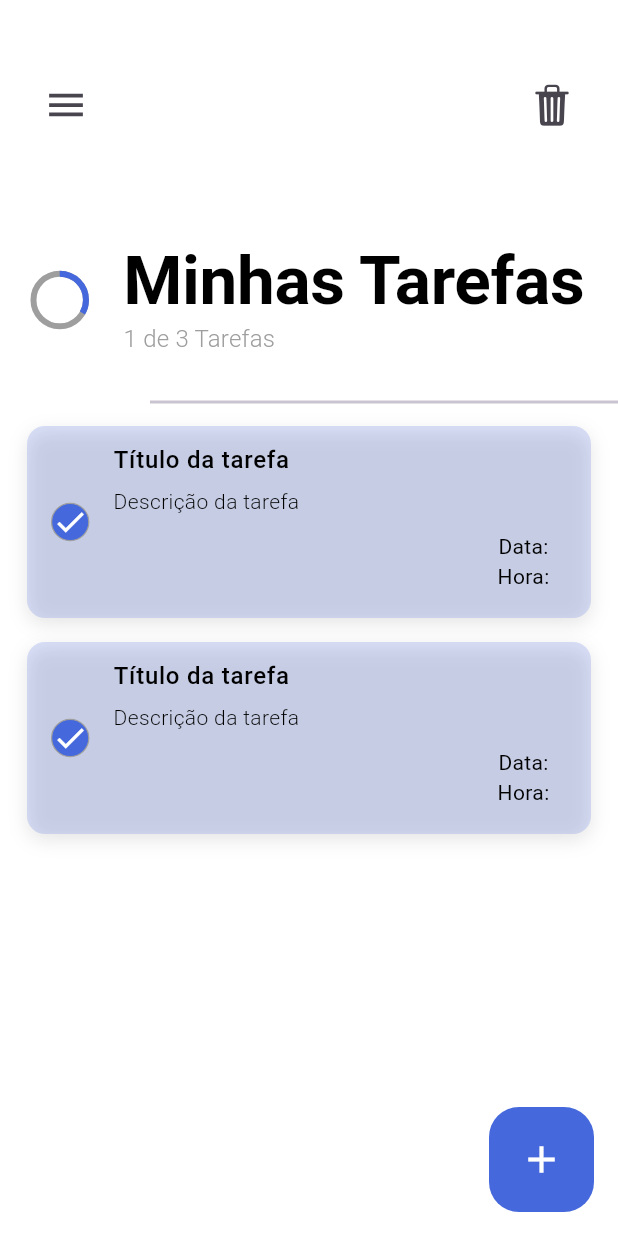
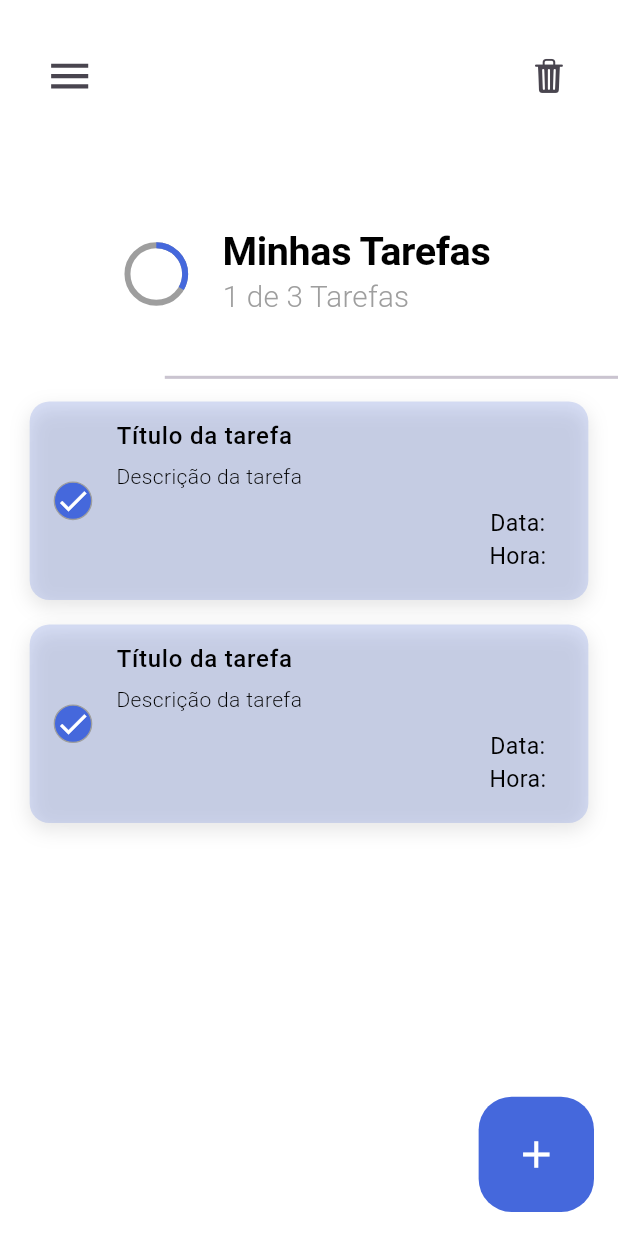
Before and after one commit to Luiz-Eduardo-BL/Todo-Tasks, a Flutter app: the screen it shows after launch, on a phone screen of 412 x 824 dp. Run offline on Flutter 3.47's test engine with Material 3 defaults, Android fonts, the phone set to English and light mode, and no system bars; drawn by our look-alikes of flutter_slider_drawer; our stand-ins replace animate_do, flutter_screenutil, lottie.

Commit message:
chore: Update dependencies and implement Flutter ScreenUtil for responsive UI
- Updated dependencies to the latest versions for improved functionality and security
- Implemented Flutter ScreenUtil library to achieve responsive UI across different screen sizes

```diff
--- a/lib/views/home/components/fab.dart
+++ b/lib/views/home/components/fab.dart
@@ -2,6 +2,7 @@ import 'dart:developer';
 
 import 'package:flutter/cupertino.dart';
 import 'package:flutter/material.dart';
+import 'package:flutter_screenutil/flutter_screenutil.dart';
 import 'package:todotasks/views/tasks/task_view.dart';
 import '../../../utils/app_colors.dart';
 
@@ -18,16 +19,16 @@ class Fab extends StatelessWidget {
             context, CupertinoPageRoute(builder: (_) => const TaskView()));
       },
       child: Container(
-        width: 70,
-        height: 70,
+        width: ScreenUtil().setWidth(70),
+        height: ScreenUtil().setWidth(70),
         decoration: BoxDecoration(
           color: AppColors.primaryColor,
-          borderRadius: BorderRadius.circular(20),
+          borderRadius: BorderRadius.circular(ScreenUtil().setWidth(20)),
         ),
         child: const Icon(
           Icons.add,
           color: Colors.white,
-          size: 30,
+          size: 30, // Fixed: Use a constant value instead of ScreenUtil().setSp(30)
         ),
       ),
     );
--- a/lib/views/home/components/home_app_bar.dart
+++ b/lib/views/home/components/home_app_bar.dart
@@ -1,5 +1,6 @@
 import 'package:flutter/cupertino.dart';
 import 'package:flutter/material.dart';
+import 'package:flutter_screenutil/flutter_screenutil.dart';
 import 'package:flutter_slider_drawer/flutter_slider_drawer.dart';
 
 class HomeAppBar extends StatefulWidget {
@@ -11,7 +12,8 @@ class HomeAppBar extends StatefulWidget {
   State<HomeAppBar> createState() => _HomeAppBarState();
 }
 
-class _HomeAppBarState extends State<HomeAppBar> with SingleTickerProviderStateMixin{
+class _HomeAppBarState extends State<HomeAppBar>
+    with SingleTickerProviderStateMixin {
   late AnimationController animatecontroller;
   bool isDrawerOpen = false;
 
@@ -33,10 +35,10 @@ class _HomeAppBarState extends State<HomeAppBar> with SingleTickerProviderStateM
   void onDrawerToggle() {
     setState(() {
       isDrawerOpen = !isDrawerOpen;
-      if(isDrawerOpen){
+      if (isDrawerOpen) {
         animatecontroller.forward();
         widget.drawerKey.currentState!.openSlider();
-      }else{
+      } else {
         animatecontroller.reverse();
         widget.drawerKey.currentState!.closeSlider();
       }
@@ -47,32 +49,37 @@ class _HomeAppBarState extends State<HomeAppBar> with SingleTickerProviderStateM
   Widget build(BuildContext context) {
     return SizedBox(
       width: double.infinity,
-      height: 100,
+      height: ScreenUtil().setHeight(80), // Use ScreenUtil to set the height
       child: Padding(
-        padding: const EdgeInsets.only(top: 40),
+        padding: EdgeInsets.only(
+            top: ScreenUtil()
+                .setHeight(20)), // Use ScreenUtil to set the padding
         child: Row(
           mainAxisAlignment: MainAxisAlignment.spaceBetween,
           children: [
             Padding(
-              padding: const EdgeInsets.only(left: 20),
+              padding: EdgeInsets.only(
+                  left: ScreenUtil()
+                      .setWidth(20)), // Use ScreenUtil to set the padding
               child: IconButton(
                 onPressed: onDrawerToggle,
                 icon: AnimatedIcon(
                   icon: AnimatedIcons.menu_close,
                   progress: animatecontroller,
-                  size: 30,
+                  size: ScreenUtil()
+                      .setWidth(30), // Use ScreenUtil to set the icon size
                 ),
               ),
             ),
             Padding(
-              padding: const EdgeInsets.only(right: 20),
+              padding: EdgeInsets.only(
+                  right: ScreenUtil()
+                      .setWidth(20)), // Use ScreenUtil to set the padding
               child: IconButton(
-                onPressed: () {
-
-                },
+                onPressed: () {},
                 icon: const Icon(
                   CupertinoIcons.trash_fill,
-                  size: 30,
+                  size: 25,
                 ),
               ),
             ),
--- a/lib/views/home/home_view.dart
+++ b/lib/views/home/home_view.dart
@@ -1,4 +1,5 @@
 import 'package:flutter/material.dart';
+import 'package:flutter_screenutil/flutter_screenutil.dart';
 import 'package:lottie/lottie.dart';
 import 'package:animate_do/animate_do.dart';
 import 'package:flutter_slider_drawer/flutter_slider_drawer.dart';
@@ -58,16 +59,16 @@ class _HomeViewState extends State<HomeView> {
 
         children: [
           Container(
-            margin: const EdgeInsets.only(top: 50),
+            margin: EdgeInsets.only(top: ScreenUtil().setHeight(50)),
             width: double.infinity,
-            height: 100,
+            height: ScreenUtil().setHeight(100),
             child: Row(
               mainAxisAlignment: MainAxisAlignment.center,
               children: [
-                const SizedBox(
-                  width: 35,
-                  height: 35,
-                  child: CircularProgressIndicator(
+                SizedBox(
+                  width: ScreenUtil().setWidth(35),
+                  height: ScreenUtil().setWidth(35),
+                  child: const CircularProgressIndicator(
                     value: 1 / 3,
                     backgroundColor: Colors.grey,
                     valueColor: AlwaysStoppedAnimation(
@@ -84,12 +85,12 @@ class _HomeViewState extends State<HomeView> {
                   children: [
                     Text(
                       AppStr.mainTitle,
-                      style: textTheme.displayLarge,
+                      style: textTheme.displayLarge?.copyWith(fontSize: ScreenUtil().setSp(24)),
                     ),
-                    3.h,
+                    3.w,
                     Text(
                       "1 de 3 Tarefas",
-                      style: textTheme.titleMedium,
+                      style: textTheme.titleMedium?.copyWith(fontSize: ScreenUtil().setSp(18)),
                     ),
                   ]
                 ),
@@ -97,11 +98,11 @@ class _HomeViewState extends State<HomeView> {
             )
           ),
 
-          const Padding(
-            padding: EdgeInsets.only(top: 10),
+          Padding(
+            padding: EdgeInsets.only(top: ScreenUtil().setHeight(10)),
             child: Divider(
-              thickness: 2,
-              indent: 100,
+              thickness: ScreenUtil().setHeight(2),
+              indent: ScreenUtil().setWidth(100),
             ),
           ),
 
@@ -120,14 +121,15 @@ class _HomeViewState extends State<HomeView> {
                 background: Row(
                   mainAxisAlignment: MainAxisAlignment.center,
                   children: [
-                    const Icon(
+                    Icon(
                       Icons.delete_outline,
                       color: Colors.red,
+                      size: ScreenUtil().setWidth(24),
                     ),
                     5.w,
-                    const Text(
+                    Text(
                       AppStr.deletedTask,
-                      style: TextStyle(color: Colors.red)
+                      style: TextStyle(color: Colors.red, fontSize: ScreenUtil().setSp(16))
                     ),
                   ],
                 ),
@@ -141,18 +143,19 @@ class _HomeViewState extends State<HomeView> {
               children: [
                 FadeIn(
                   child: SizedBox(
-                    width: 250,
-                    height: 250,
+                    width: ScreenUtil().setWidth(250),
+                    height: ScreenUtil().setWidth(250),
                     child: Lottie.asset(
                       lottieURL,
-                      animate: teste.isNotEmpty ? false : true,
+                      animate: teste.isNotEmpty? false : true,
                     ),
                   ),
                 ),
                 FadeInUp(
-                  from: 30,
-                  child: const Text(
+                  from: ScreenUtil().setHeight(30),
+                  child: Text(
                     AppStr.doneAllTask,
+                    style: TextStyle(fontSize: ScreenUtil().setSp(20)),
                   ),
                 ),
               ],
--- a/lib/views/home/widget/task_widget.dart
+++ b/lib/views/home/widget/task_widget.dart
@@ -1,6 +1,7 @@
 import 'dart:developer';
 
 import 'package:flutter/material.dart';
+import 'package:flutter_screenutil/flutter_screenutil.dart';
 
 import '../../../utils/app_colors.dart';
 
@@ -17,15 +18,15 @@ class TaskWidget extends StatelessWidget {
         log("Tarefa View");
       },
       child: AnimatedContainer(
-        margin: const EdgeInsets.symmetric(horizontal: 18, vertical: 8),
+        margin: EdgeInsets.symmetric(horizontal: ScreenUtil().setWidth(18), vertical: ScreenUtil().setHeight(8)),
         decoration: BoxDecoration(
           color: AppColors.primaryColor.withOpacity(0.2),
-          borderRadius: BorderRadius.circular(12),
+          borderRadius: BorderRadius.circular(ScreenUtil().setWidth(12)),
           boxShadow: [
             BoxShadow(
               color: Colors.black.withOpacity(.1),
-              blurRadius: 10,
-              offset: const Offset(0, 4),
+              blurRadius: ScreenUtil().setWidth(10),
+              offset: Offset(0, ScreenUtil().setWidth(4)),
             ),
           ],
         ),
@@ -44,7 +45,7 @@ class TaskWidget extends StatelessWidget {
                 border:
                 Border.all(
                   color: Colors.grey,
-                  width: .8,
+                  width: ScreenUtil().setWidth(.8),
                 ),
               ),
               child: const Icon(
@@ -54,9 +55,9 @@ class TaskWidget extends StatelessWidget {
             ),
           ),
 
-          title: const Padding(
-            padding: EdgeInsets.only(bottom: 5, top: 3),
-            child: Text(
+          title: Padding(
+            padding: EdgeInsets.only(bottom: ScreenUtil().setHeight(5), top: ScreenUtil().setHeight(3)),
+            child: const Text(
               "Título da tarefa",
               style: TextStyle(
                 color: Colors.black,
@@ -66,10 +67,10 @@ class TaskWidget extends StatelessWidget {
             ),
           ),
 
-          subtitle: const Column(
+          subtitle: Column(
             crossAxisAlignment: CrossAxisAlignment.start,
             children: [
-              Text(
+              const Text(
                 "Descrição da tarefa",
                 style: TextStyle(
                   color: Colors.black,
@@ -81,21 +82,21 @@ class TaskWidget extends StatelessWidget {
               Align(
                 alignment: Alignment.centerRight,
                 child: Padding(
-                  padding: EdgeInsets.only(bottom: 10, top: 10),
+                  padding: EdgeInsets.only(bottom: ScreenUtil().setHeight(10), top: ScreenUtil().setHeight(10)),
                   child: Column(
                     crossAxisAlignment: CrossAxisAlignment.center,
                     children: [
                       Text(
                           "Data: ",
                           style: TextStyle(
-                            fontSize: 14,
+                            fontSize: ScreenUtil().setSp(14),
                             color: Colors.black,
                           )
                       ),
                       Text(
                           "Hora: ",
                           style: TextStyle(
-                            fontSize: 14,
+                            fontSize: ScreenUtil().setSp(14),
                             color: Colors.black,
                           )
                       ),
--- a/pubspec.yaml
+++ b/pubspec.yaml
@@ -23,6 +23,7 @@ dependencies:
   lottie: ^1.4.0
   ftoast: ^2.0.0
   flutter_slider_drawer: ^2.1.1
+  flutter_screenutil: ^5.9.0
 
 dev_dependencies:
   flutter_test:
```
Also changed, not shown: lib/main.dart (+7 -1 lines), lib/views/home/components/slider_drawer.dart (+16 -15 lines), lib/views/tasks/components/rep_textfild.dart (+11 -9 lines), lib/views/tasks/task_view.dart (+23 -31 lines), lib/views/tasks/widget/task_view_app_bar.dart (+16 -4 lines), pubspec.lock.
